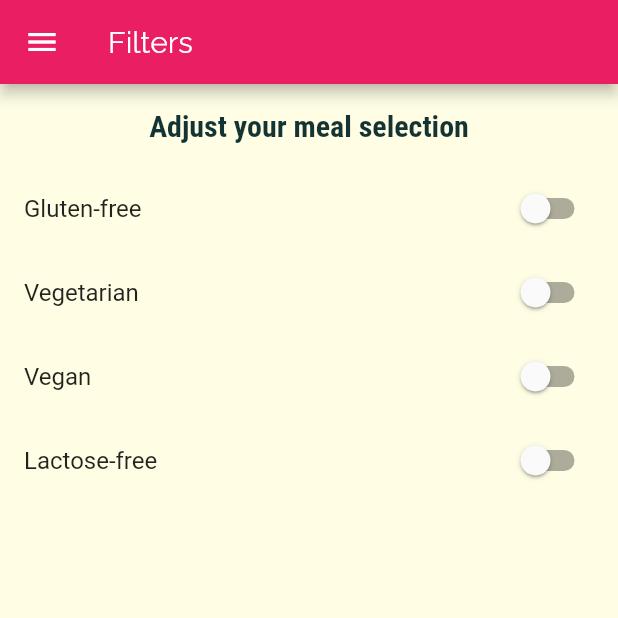
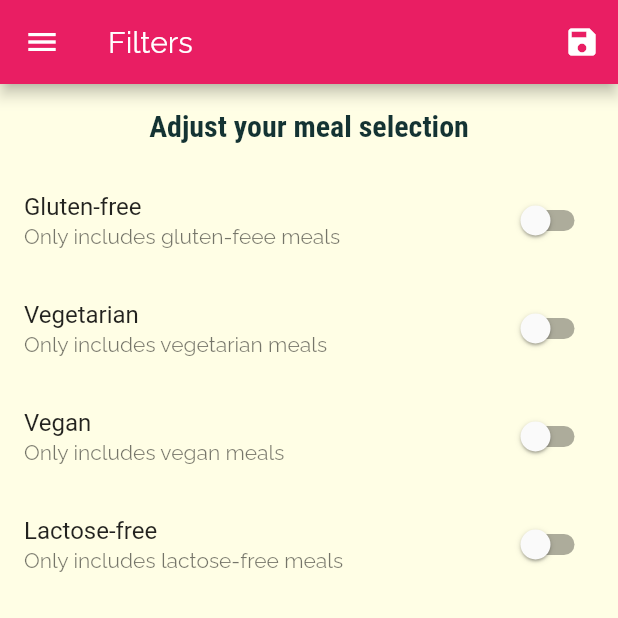
Before and after one commit to devborland/ketty_cakes, a Flutter app: the FiltersScreen screen opened by its route, on a phone screen of 412 x 824 dp, the top half of it. Run offline on Flutter 3.47's test engine with Material 2 defaults, Android fonts, the phone set to English and light mode, and no system bars.

Commit message:
Adding filters logic

```diff
--- a/lib/main.dart
+++ b/lib/main.dart
@@ -1,16 +1,45 @@
 import 'package:flutter/material.dart';
+
+import 'models/meal.dart';
 import 'screens/filters_screen.dart';
-
 import 'screens/category_meal_screen.dart';
 import 'screens/error_screen.dart';
 import 'screens/meal_detail_screen.dart';
 import 'screens/tabs_screen.dart';
+import 'dummy_data.dart';
 
 void main() {
   runApp(MyApp());
 }
 
-class MyApp extends StatelessWidget {
+class MyApp extends StatefulWidget {
+  @override
+  _MyAppState createState() => _MyAppState();
+}
+
+class _MyAppState extends State<MyApp> {
+  Map<String, bool> _filters = {
+    'gluten': false,
+    'lactose': false,
+    'vegan': false,
+    'vegetarian': false,
+  };
+
+  List<Meal> _availableMeals = DUMMY_MEALS;
+
+  void _setFilters(Map<String, bool> filterData) {
+    setState(() {
+      _filters = filterData;
+      _availableMeals = DUMMY_MEALS.where((meal) {
+        if (_filters['gluten'] && !meal.isGlutenFree) return false;
+        if (_filters['lactose'] && !meal.isLactoseFree) return false;
+        if (_filters['vegan'] && !meal.isVegan) return false;
+        if (_filters['vegetarian'] && !meal.isVegetarian) return false;
+        return true;
+      }).toList();
+    });
+  }
+
   @override
   Widget build(BuildContext context) {
     return MaterialApp(
@@ -34,9 +63,10 @@ class MyApp extends StatelessWidget {
       initialRoute: '/',
       routes: {
         '/': (ctx) => TabsScreen(),
-        CategoryMealScreen.routeName: (ctx) => CategoryMealScreen(),
+        CategoryMealScreen.routeName: (ctx) =>
+            CategoryMealScreen(_availableMeals),
         MealDetailScreen.routeName: (ctx) => MealDetailScreen(),
-        FiltersScreen.routName: (ctx) => FiltersScreen(),
+        FiltersScreen.routName: (ctx) => FiltersScreen(_filters, _setFilters),
         ErrorScreen.routeName: (ctx) => ErrorScreen(),
       },
 
--- a/lib/screens/category_meal_screen.dart
+++ b/lib/screens/category_meal_screen.dart
@@ -1,10 +1,12 @@
 import 'package:flutter/material.dart';
 import '../models/meal.dart';
 import '../widgets/meal_item.dart';
-import '../dummy_data.dart';
 
 class CategoryMealScreen extends StatefulWidget {
   static const routeName = '/category-meals';
+
+  final List<Meal> availableMeals;
+  CategoryMealScreen(this.availableMeals);
 
   @override
   _CategoryMealScreenState createState() => _CategoryMealScreenState();
@@ -22,7 +24,7 @@ class _CategoryMealScreenState extends State<CategoryMealScreen> {
           ModalRoute.of(context).settings.arguments as Map<String, String>;
       final String categoryId = routeArgs['id'];
       categoryTitle = routeArgs['title'];
-      displayedMeals = DUMMY_MEALS
+      displayedMeals = widget.availableMeals
           .where(
             (meal) => meal.categories.contains(categoryId),
           )
--- a/lib/screens/filters_screen.dart
+++ b/lib/screens/filters_screen.dart
@@ -4,6 +4,10 @@ import '../widgets/main_drawer.dart';
 
 class FiltersScreen extends StatefulWidget {
   static const routName = '/filters';
+
+  final Function saveFilters;
+  final Map<String, bool> currentFilters;
+  FiltersScreen(this.currentFilters, this.saveFilters);
 
   @override
   _FiltersScreenState createState() => _FiltersScreenState();
@@ -16,10 +20,34 @@ class _FiltersScreenState extends State<FiltersScreen> {
   bool _lactoseFree = false;
 
   @override
+  void initState() {
+    _glutenFree = widget.currentFilters['gluten'];
+    _vegetarian = widget.currentFilters['vegetarian'];
+    _vegan = widget.currentFilters['vegan'];
+    _lactoseFree = widget.currentFilters['lactose'];
+    super.initState();
+  }
+
+  @override
   Widget build(BuildContext context) {
     return Scaffold(
       appBar: AppBar(
         title: Text('Filters'),
+        actions: [
+          IconButton(
+            icon: Icon(Icons.save),
+            tooltip: 'Save Filters',
+            onPressed: () {
+              final selectedFilters = {
+                'gluten': _glutenFree,
+                'lactose': _lactoseFree,
+                'vegan': _vegan,
+                'vegetarian': _vegetarian,
+              };
+              widget.saveFilters(selectedFilters);
+            },
+          )
+        ],
       ),
       drawer: MainDrawer(),
       body: Column(
@@ -36,45 +64,44 @@ class _FiltersScreenState extends State<FiltersScreen> {
             children: [
               _buildSwitchListTile(
                 'Gluten-free',
+                'Only includes gluten-feee meals',
                 _glutenFree,
-                  (newValue) {
-                    setState(() => _glutenFree = newValue);
-                  },
+                (newValue) => setState(() => _glutenFree = newValue),
               ),
               _buildSwitchListTile(
                 'Vegetarian',
+                'Only includes vegetarian meals',
                 _vegetarian,
-                  (newValue) {
-                    setState(() => _vegetarian = newValue);
-                  },
+                (newValue) => setState(() => _vegetarian = newValue),
               ),
               _buildSwitchListTile(
                 'Vegan',
+                'Only includes vegan meals',
                 _vegan,
-                  (newValue) {
-                    setState(() => _vegan = newValue);
-                  },
+                (newValue) => setState(() => _vegan = newValue),
               ),
               _buildSwitchListTile(
                 'Lactose-free',
+                'Only includes lactose-free meals',
                 _lactoseFree,
-                  (newValue) {
-                    setState(() => _lactoseFree = newValue);
-                  },
+                (newValue) => setState(() => _lactoseFree = newValue),
               ),
             ],
           ))
         ],
-        ));
+      ),
+    );
   }
 
   SwitchListTile _buildSwitchListTile(
     String title,
+    String descripion,
     bool currentValue,
     Function updateValue,
   ) {
     return SwitchListTile(
       title: Text(title),
+      subtitle: Text(descripion),
       value: currentValue,
       onChanged: updateValue,
     );
--- a/lib/widgets/main_drawer.dart
+++ b/lib/widgets/main_drawer.dart
@@ -1,5 +1,5 @@
 import 'package:flutter/material.dart';
-import 'package:ketty_cakes/screens/filters_screen.dart';
+import '../screens/filters_screen.dart';
 
 class MainDrawer extends StatelessWidget {
   @override
```
Lines whose indentation alone changed are shown as unchanged.
